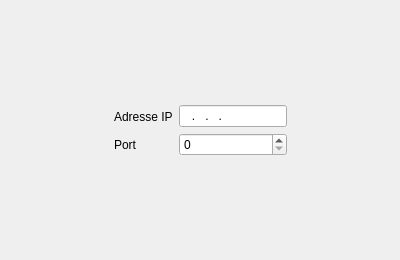
First picture: the form in src/client/JoinWizardPage1.ui, repository arabine/icl, before the edit.
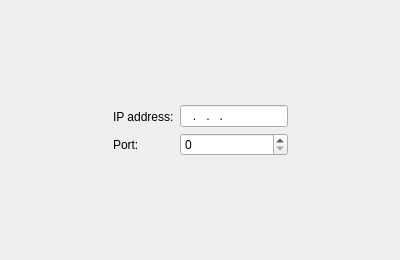
Second picture: the form after the edit.

```diff
--- a/src/client/JoinWizardPage1.ui
+++ b/src/client/JoinWizardPage1.ui
@@ -40,14 +40,14 @@
           </sizepolicy>
          </property>
          <property name="text">
-          <string>Adresse IP</string>
+          <string>IP address:</string>
          </property>
         </widget>
        </item>
        <item>
         <widget class="QLabel" name="label">
          <property name="text">
-          <string>Port</string>
+          <string>Port:</string>
          </property>
         </widget>
        </item>
@@ -58,7 +58,7 @@
        <item>
         <widget class="QLineEdit" name="ipAddress">
          <property name="inputMask">
-          <string>000.000.000.000; </string>
+          <string>000.000.000.000</string>
          </property>
          <property name="text">
           <string>...</string>
```
